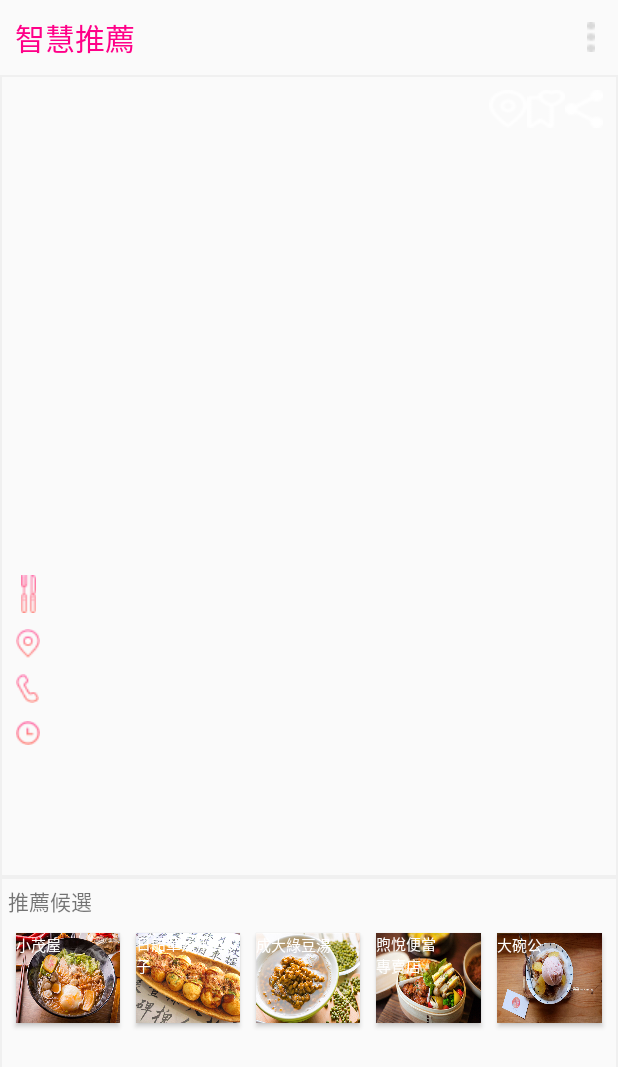
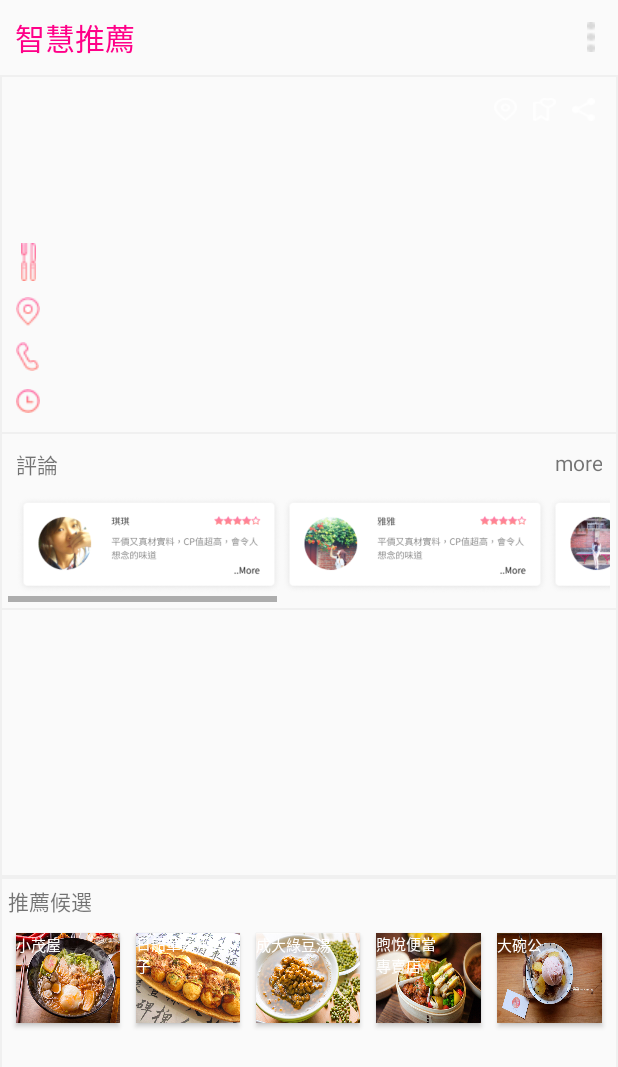
Before and after one commit to s14785236952/ARFOOD, an Android app: the layout fragment_recommend.xml on its own in the app's theme, with its tools: preview values and no code run, on a phone screen of 412 x 824 dp. Shown: the top 1067 px of the screen. Run offline under Robolectric (Android 15) with nearby library versions, the phone set to English and light mode, and no system bars.

Commit message:
recommend page done!!

```diff
--- a/app/src/main/res/layout/fragment_recommend.xml
+++ b/app/src/main/res/layout/fragment_recommend.xml
@@ -37,21 +37,27 @@
         android:background="@drawable/frame_line"
         android:layout_weight=".8">
 
+        <ScrollView
+            android:layout_width="match_parent"
+            android:layout_height="match_parent">
+
             <LinearLayout
                 android:layout_width="match_parent"
-            android:layout_height="match_parent"
+                android:layout_height="wrap_content"
                 android:orientation="vertical">
+
                 <FrameLayout
                     android:layout_width="match_parent"
                     android:layout_height="match_parent"
                     android:layout_weight="1">
+
                     <ImageView
                         android:id="@+id/imageView"
                         android:layout_width="match_parent"
                         android:layout_height="match_parent"
                         android:layout_gravity="center"
-                    android:scaleType="centerCrop"
-                    android:adjustViewBounds="true"/>
+                        android:adjustViewBounds="true"
+                        android:scaleType="centerCrop" />
 
                     <LinearLayout
                         android:layout_width="wrap_content"
@@ -59,21 +65,27 @@
                         android:layout_gravity="top|right"
                         android:orientation="horizontal"
                         android:padding="10dp">
+
                         <Button
-                        android:layout_width="25dp"
-                        android:layout_height="25dp"
+                            android:layout_width="15dp"
+                            android:layout_height="15dp"
                             android:layout_gravity="center"
-                        android:background="@drawable/ic_wmap"/>
+                            android:layout_margin="5dp"
+                            android:background="@drawable/ic_wmap" />
+
                         <Button
-                        android:layout_width="25dp"
-                        android:layout_height="25dp"
+                            android:layout_width="15dp"
+                            android:layout_height="15dp"
                             android:layout_gravity="center"
-                        android:background="@drawable/ic_wsave"/>
+                            android:layout_margin="5dp"
+                            android:background="@drawable/ic_wsave" />
+
                         <Button
-                        android:layout_width="25dp"
-                        android:layout_height="25dp"
+                            android:layout_width="15dp"
+                            android:layout_height="15dp"
                             android:layout_gravity="center"
-                        android:background="@drawable/ic_wshare"/>
+                            android:layout_margin="5dp"
+                            android:background="@drawable/ic_wshare" />
                     </LinearLayout>
 
                 </FrameLayout>
@@ -82,8 +94,8 @@
                     android:layout_width="match_parent"
                     android:layout_height="match_parent"
                     android:layout_margin="5dp"
-                android:orientation="vertical"
-                android:layout_weight="1">
+                    android:layout_weight="1"
+                    android:orientation="vertical">
 
                     <FrameLayout
                         android:layout_width="match_parent"
@@ -105,8 +117,8 @@
                             android:layout_height="15dp"
                             android:layout_gravity="right"
                             android:layout_margin="10dp"
-                        android:scaleType="centerCrop"
-                        android:adjustViewBounds="true"/>
+                            android:adjustViewBounds="true"
+                            android:scaleType="centerCrop" />
 
                     </FrameLayout>
 
@@ -119,17 +131,17 @@
                         <ImageView
                             android:layout_width="wrap_content"
                             android:layout_height="wrap_content"
+                            android:layout_gravity="center"
                             android:layout_marginLeft="3dp"
-                        android:layout_gravity="center"
-                        android:scaleType="centerCrop"
-                        android:background="@drawable/ic_type"/>
+                            android:background="@drawable/ic_type"
+                            android:scaleType="centerCrop" />
 
                         <TextView
                             android:id="@+id/type"
                             android:layout_width="wrap_content"
                             android:layout_height="wrap_content"
                             android:layout_gravity="left"
-                        android:layout_marginLeft="10dp"/>
+                            android:layout_marginLeft="10dp" />
                     </LinearLayout>
 
                     <LinearLayout
@@ -142,8 +154,9 @@
                             android:layout_width="wrap_content"
                             android:layout_height="wrap_content"
                             android:layout_gravity="center"
-                        android:scaleType="centerCrop"
-                        android:background="@drawable/ic_location"/>
+                            android:background="@drawable/ic_location"
+                            android:scaleType="centerCrop" />
+
                         <TextView
                             android:id="@+id/address"
                             android:layout_width="wrap_content"
@@ -163,8 +176,9 @@
                             android:layout_width="wrap_content"
                             android:layout_height="wrap_content"
                             android:layout_gravity="center"
-                        android:scaleType="centerCrop"
-                        android:background="@drawable/ic_phone"/>
+                            android:background="@drawable/ic_phone"
+                            android:scaleType="centerCrop" />
+
                         <TextView
                             android:id="@+id/phone"
                             android:layout_width="wrap_content"
@@ -183,19 +197,95 @@
                             android:layout_width="wrap_content"
                             android:layout_height="wrap_content"
                             android:layout_gravity="center"
-                        android:scaleType="centerCrop"
-                        android:background="@drawable/ic_opening"/>
+                            android:background="@drawable/ic_opening"
+                            android:scaleType="centerCrop" />
+
                         <TextView
                             android:id="@+id/opening_hours"
                             android:layout_width="wrap_content"
                             android:layout_height="wrap_content"
                             android:layout_gravity="left"
-                        android:layout_marginLeft="10dp"/>
+                            android:layout_marginLeft="10dp" />
                     </LinearLayout>
 
                 </LinearLayout>
 
+                <LinearLayout
+                    android:layout_width="wrap_content"
+                    android:layout_height="wrap_content"
+                    android:padding="5dp"
+                    android:orientation="vertical"
+                    android:background="@drawable/frame_line">
+
+                    <FrameLayout
+                        android:layout_width="match_parent"
+                        android:layout_height="wrap_content">
+
+                        <TextView
+                            android:layout_width="match_parent"
+                            android:layout_height="wrap_content"
+                            android:padding="5dp"
+                            android:text="評論"/>
+                        <TextView
+                            android:layout_width="match_parent"
+                            android:layout_height="wrap_content"
+                            android:padding="5dp"
+                            android:gravity="right"
+                            android:text="more"/>
+                    </FrameLayout>
+
+                    <HorizontalScrollView
+                        android:layout_width="wrap_content"
+                        android:layout_height="wrap_content">
+                        <LinearLayout
+                            android:layout_width="wrap_content"
+                            android:layout_height="wrap_content"
+                            android:padding="5dp"
+                            android:orientation="horizontal">
+
+                            <ImageView
+                                android:layout_width="177dp"
+                                android:layout_height="65dp"
+                                android:layout_gravity="center"
+                                android:background="@drawable/comment0"
+                                android:scaleType="centerCrop" />
+
+                            <ImageView
+                                android:layout_width="177dp"
+                                android:layout_height="65dp"
+                                android:layout_gravity="center"
+                                android:background="@drawable/comment1"
+                                android:scaleType="centerCrop" />
+
+                            <ImageView
+                                android:layout_width="177dp"
+                                android:layout_height="65dp"
+                                android:layout_gravity="center"
+                                android:background="@drawable/comment2"
+                                android:scaleType="centerCrop" />
+
+                            <ImageView
+                                android:layout_width="177dp"
+                                android:layout_height="65dp"
+                                android:layout_gravity="center"
+                                android:background="@drawable/comment3"
+                                android:scaleType="centerCrop" />
+
+                            <ImageView
+                                android:layout_width="177dp"
+                                android:layout_height="65dp"
+                                android:layout_gravity="center"
+                                android:background="@drawable/comment4"
+                                android:scaleType="centerCrop" />
                         </LinearLayout>
+
+                    </HorizontalScrollView>
+                </LinearLayout>
+
+            </LinearLayout>
+
+        </ScrollView>
+
     </RelativeLayout>
 
     <RelativeLayout
```
Also changed, not shown: app/src/main/res/drawable/comment0.png (added), app/src/main/res/drawable/comment1.png (added), app/src/main/res/drawable/comment2.png (added), app/src/main/res/drawable/comment3.png (added), app/src/main/res/drawable/comment4.png (added). Lines whose indentation alone changed are shown as unchanged.
